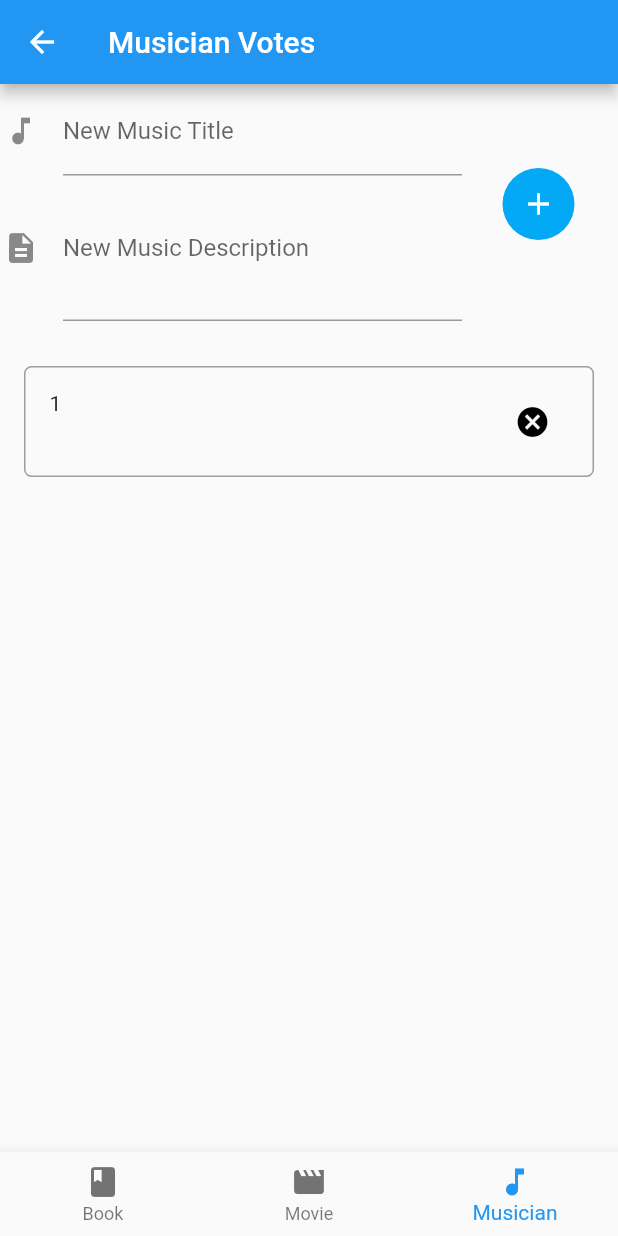
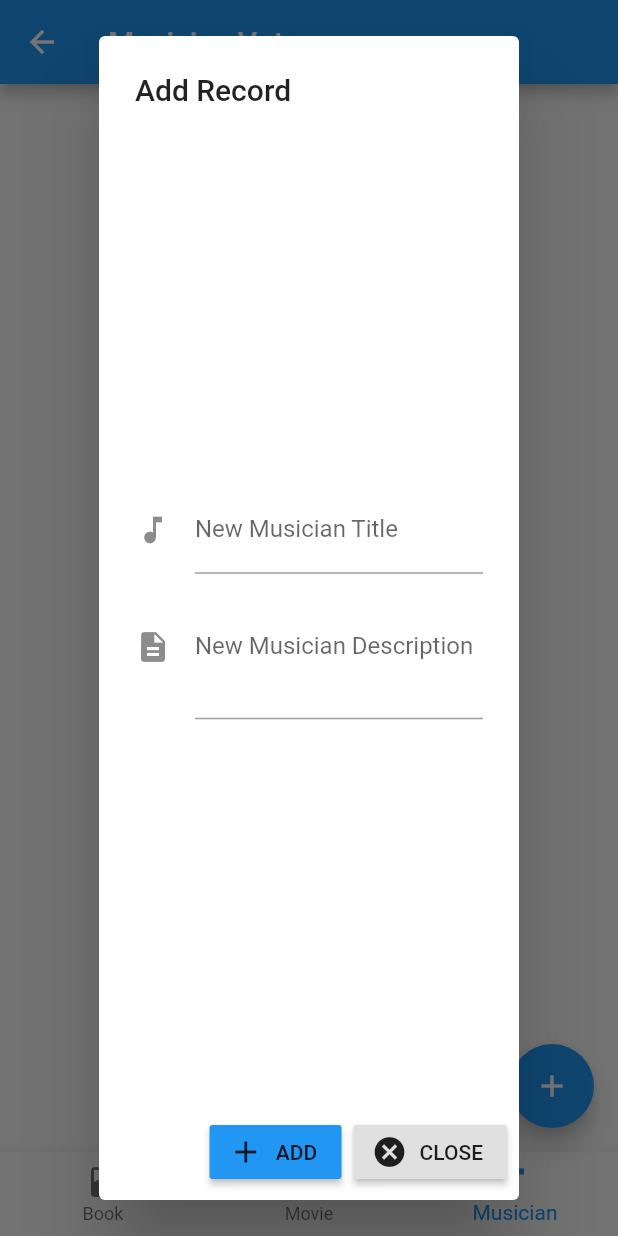
Before and after one commit to linnefromice/flutter_practice_firebase, a Flutter app: the MusicianRecordVotePage screen opened by its route, item 3 of the bottom bar chosen, after a tap on the "add" icon, on a phone screen of 412 x 824 dp. Run offline on Flutter 3.47's test engine with Material 2 defaults, Android fonts, the phone set to English and light mode, and no system bars; our stand-ins replace cloud_firestore, firebase_auth; accounts and stored records are empty.

Commit message:
refactor add area to floatingActionButton & dialog (only musician record)

```diff
--- a/lib/screen/MusicianRecordVotePage.dart
+++ b/lib/screen/MusicianRecordVotePage.dart
@@ -32,10 +32,6 @@ class _State extends State<MusicianRecordVotePage> {
       ),
       body: Column(
         children: <Widget>[
-          Container(
-            padding: EdgeInsets.all(2.0),
-            child: _buildAddArea(context),
-          ),
           Expanded(
             child: SizedBox.expand(
               child: _buildBody(context),
@@ -43,6 +39,7 @@ class _State extends State<MusicianRecordVotePage> {
           ),
         ],
       ),
+      floatingActionButton: _buildFloatingActionButton(context),
       bottomNavigationBar: CommonBottomNavigationBar(
         context: context,
         selectedIndex: 2,
@@ -50,19 +47,31 @@ class _State extends State<MusicianRecordVotePage> {
     );
   }
 
-  Widget _buildAddArea(BuildContext context) {
-    return Row(
-      children: <Widget>[
-        Expanded(
-            flex: 3,
-            child: Column(
-              mainAxisAlignment: MainAxisAlignment.start,
+  Widget _buildFloatingActionButton(BuildContext context) {
+    return FloatingActionButton(
+        child: Icon(Icons.add),
+        onPressed: () {
+          showDialog(
+              context: context,
+              builder: (_) {
+                return _buildAddAreaDialog(context);
+              }
+          );
+        }
+    );
+  }
+
+  Widget _buildAddAreaDialog(BuildContext context) {
+    return AlertDialog(
+      title: Text('Add Record'),
+      content: Column(
+        mainAxisAlignment: MainAxisAlignment.center,
         children: <Widget>[
           TextField(
             controller: _titleTextEditingController,
             enabled: true,
             decoration: InputDecoration(
-                    labelText: 'New Music Title',
+              labelText: 'New Musician Title',
               hintText: 'Title',
               icon: Icon(Icons.music_note),
             ),
@@ -71,32 +80,28 @@ class _State extends State<MusicianRecordVotePage> {
             controller: _descriptionTextEditingController,
             enabled: true,
             decoration: InputDecoration(
-                    labelText: 'New Music Description',
+              labelText: 'New Musician Description',
               hintText: 'Description',
               icon: Icon(Icons.description),
             ),
             maxLines: 3,
           ),
         ],
-            )
       ),
-        Expanded(
-          flex: 1,
-          child: Ink(
-            decoration: ShapeDecoration(
-              color: Colors.lightBlue,
-              shape: CircleBorder(),
+      actions: <Widget>[
+        RaisedButton.icon(
+          onPressed: _submitRecord,
+          icon: Icon(Icons.add),
+          label: Text('ADD'),
+          color: Colors.blue,
         ),
-            child: IconButton(
-                icon: Icon(Icons.add),
-                color: Colors.white,
-                onPressed: _submitRecord
-            ),
-          ),
+        RaisedButton.icon(
+          onPressed: () => Navigator.pop(context),
+          icon: Icon(Icons.cancel),
+          label: Text('CLOSE'),
         ),
       ],
     );
-
   }
 
   Widget _buildBody(BuildContext context) {
```
Lines whose indentation alone changed are shown as unchanged.
